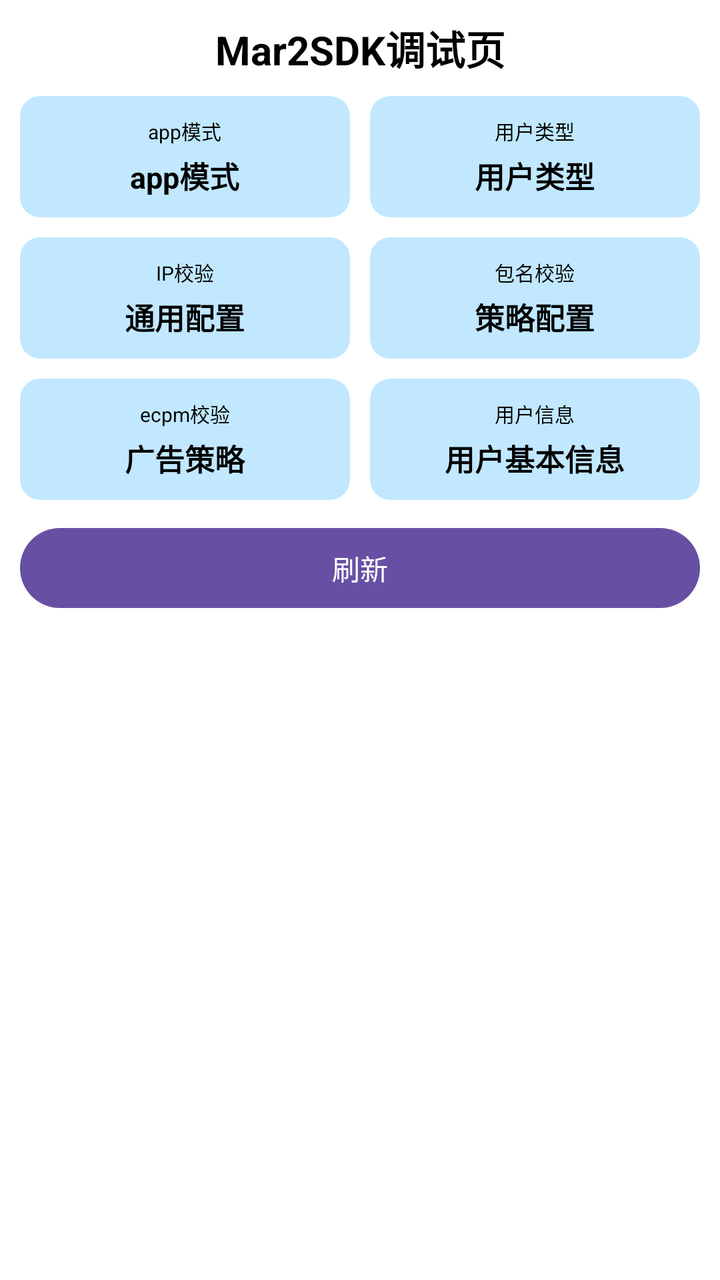
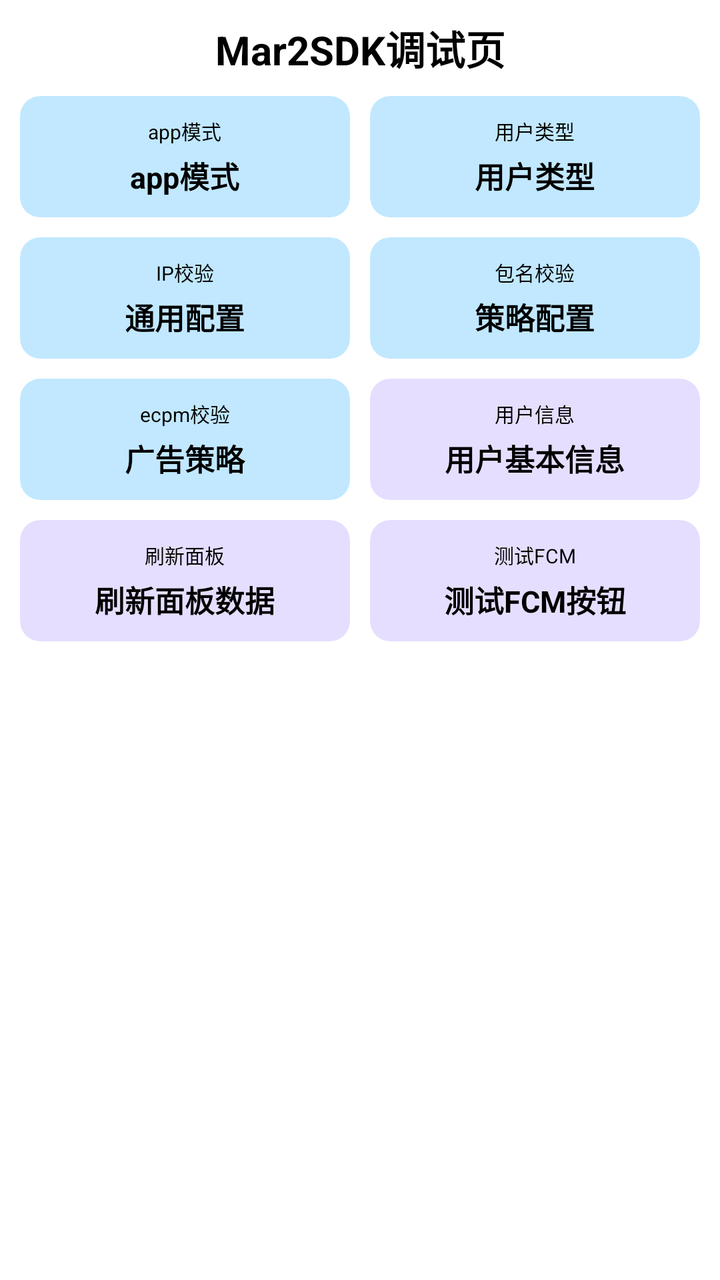

The first picture is an Android layout as it rendered before a commit; the second is the same layout after the commit. The layout source and the unified diff follow.
<!-- AndroidManifest.xml: another module's application theme Theme.Mar2SDK -->
<!-- res/layout/activity_debug.xml -->
<?xml version="1.0" encoding="utf-8"?>
<LinearLayout
    xmlns:android="http://schemas.android.com/apk/res/android"
    xmlns:app="http://schemas.android.com/apk/res-auto"
    xmlns:tools="http://schemas.android.com/tools"
    android:id="@+id/main"
    android:orientation="vertical"
    android:background="@android:color/background_light"
    android:layout_width="match_parent"
    android:layout_height="match_parent"
    tools:context=".DebugActivity">

    <TextView
        android:text="Mar2SDK调试页"
        android:textSize="20sp"
        android:textStyle="bold"
        android:textColor="@android:color/black"
        android:gravity="center"
        android:layout_width="match_parent"
        android:layout_height="48dp"/>

    <LinearLayout
        android:orientation="horizontal"
        android:paddingHorizontal="10dp"
        android:layout_width="match_parent"
        android:layout_height="wrap_content">
        <androidx.cardview.widget.CardView
            app:cardCornerRadius="10dp"
            app:cardElevation="0dp"
            app:cardBackgroundColor="@android:color/system_accent1_100"
            android:layout_weight="1"
            android:layout_width="match_parent"
            android:layout_height="wrap_content">
            <LinearLayout
                android:padding="10dp"
                android:orientation="vertical"
                android:layout_width="match_parent"
                android:layout_height="match_parent">
                <TextView
                    android:text="app模式"

                    android:textColor="@android:color/black"
                    android:textSize="10sp"
                    android:gravity="center"
                    android:layout_width="match_parent"
                    android:layout_height="wrap_content"/>
                <TextView
                    android:id="@+id/app_mod"
                    android:layout_marginTop="4dp"
                    android:text="app模式"
                    android:textStyle="bold"
                    android:textColor="@android:color/black"
                    android:textSize="15sp"
                    android:gravity="center"
                    android:layout_width="match_parent"
                    android:layout_height="wrap_content"/>
            </LinearLayout>
        </androidx.cardview.widget.CardView>

        <View
            android:layout_width="10dp"
            android:layout_height="0dp"/>

        <androidx.cardview.widget.CardView
            app:cardCornerRadius="10dp"
            app:cardElevation="0dp"
            app:cardBackgroundColor="@android:color/system_accent1_100"
            android:layout_weight="1"
            android:layout_width="match_parent"
            android:layout_height="wrap_content">
            <LinearLayout
                android:padding="10dp"
                android:orientation="vertical"
                android:layout_width="match_parent"
                android:layout_height="match_parent">
                <TextView
                    android:text="用户类型"
                    android:textColor="@android:color/black"
                    android:textSize="10sp"
                    android:gravity="center"
                    android:layout_width="match_parent"
                    android:layout_height="wrap_content"/>
                <TextView
                    android:id="@+id/user_type"
                    android:layout_marginTop="4dp"
                    android:text="用户类型"
                    android:textStyle="bold"
                    android:textColor="@android:color/black"
                    android:textSize="15sp"
                    android:gravity="center"
                    android:layout_width="match_parent"
                    android:layout_height="wrap_content"/>
            </LinearLayout>
        </androidx.cardview.widget.CardView>
    </LinearLayout>

    <LinearLayout
        android:orientation="horizontal"
        android:layout_marginTop="10dp"
        android:paddingHorizontal="10dp"
        android:layout_width="match_parent"
        android:layout_height="wrap_content">
        <androidx.cardview.widget.CardView
            app:cardCornerRadius="10dp"
            app:cardElevation="0dp"
            app:cardBackgroundColor="@android:color/system_accent1_100"
            android:layout_weight="1"
            android:layout_width="match_parent"
            android:layout_height="wrap_content">
            <LinearLayout
                android:padding="10dp"
                android:orientation="vertical"
                android:layout_width="match_parent"
                android:layout_height="match_parent">
                <TextView
                    android:text="IP校验"
                    android:textColor="@android:color/black"
                    android:textSize="10sp"
                    android:gravity="center"
                    android:layout_width="match_parent"
                    android:layout_height="wrap_content"/>
                <TextView
                    android:id="@+id/risk_ip"
                    android:layout_marginTop="4dp"
                    android:text="通用配置"
                    android:textStyle="bold"
                    android:textColor="@android:color/black"
                    android:textSize="15sp"
                    android:gravity="center"
                    android:layout_width="match_parent"
                    android:layout_height="wrap_content"/>
            </LinearLayout>
        </androidx.cardview.widget.CardView>

        <View
            android:layout_width="10dp"
            android:layout_height="0dp"/>

        <androidx.cardview.widget.CardView
            app:cardCornerRadius="10dp"
            app:cardElevation="0dp"
            app:cardBackgroundColor="@android:color/system_accent1_100"
            android:layout_weight="1"
            android:layout_width="match_parent"
            android:layout_height="wrap_content">
            <LinearLayout
                android:padding="10dp"
                android:orientation="vertical"
                android:layout_width="match_parent"
                android:layout_height="match_parent">
                <TextView
                    android:text="包名校验"
                    android:textColor="@android:color/black"
                    android:textSize="10sp"
                    android:gravity="center"
                    android:layout_width="match_parent"
                    android:layout_height="wrap_content"/>
                <TextView
                    android:id="@+id/risk_package"
                    android:layout_marginTop="4dp"
                    android:text="策略配置"
                    android:textStyle="bold"
                    android:textColor="@android:color/black"
                    android:textSize="15sp"
                    android:gravity="center"
                    android:layout_width="match_parent"
                    android:layout_height="wrap_content"/>
            </LinearLayout>
        </androidx.cardview.widget.CardView>
    </LinearLayout>

    <LinearLayout
        android:orientation="horizontal"
        android:layout_marginTop="10dp"
        android:paddingHorizontal="10dp"
        android:layout_width="match_parent"
        android:layout_height="wrap_content">
        <androidx.cardview.widget.CardView
            app:cardCornerRadius="10dp"
            app:cardElevation="0dp"
            app:cardBackgroundColor="@android:color/system_accent1_100"
            android:layout_weight="1"
            android:layout_width="match_parent"
            android:layout_height="wrap_content">
            <LinearLayout
                android:padding="10dp"
                android:orientation="vertical"
                android:layout_width="match_parent"
                android:layout_height="match_parent">
                <TextView
                    android:text="ecpm校验"
                    android:textColor="@android:color/black"
                    android:textSize="10sp"
                    android:gravity="center"
                    android:layout_width="match_parent"
                    android:layout_height="wrap_content"/>
                <TextView
                    android:id="@+id/ecpm_type"
                    android:layout_marginTop="4dp"
                    android:text="广告策略"
                    android:textStyle="bold"
                    android:textColor="@android:color/black"
                    android:textSize="15sp"
                    android:gravity="center"
                    android:layout_width="match_parent"
                    android:layout_height="wrap_content"/>
            </LinearLayout>
        </androidx.cardview.widget.CardView>

        <View
            android:layout_width="10dp"
            android:layout_height="0dp"/>

        <androidx.cardview.widget.CardView
            android:id="@+id/user_info_card"
            app:cardCornerRadius="10dp"
            app:cardElevation="0dp"
            app:cardBackgroundColor="@android:color/system_accent1_100"
            android:layout_weight="1"
            android:layout_width="match_parent"
            android:layout_height="wrap_content">
            <LinearLayout
                android:padding="10dp"
                android:orientation="vertical"
                android:layout_width="match_parent"
                android:layout_height="match_parent">

                <TextView
                    android:layout_width="match_parent"
                    android:layout_height="wrap_content"
                    android:gravity="center"
                    android:text="用户信息"
                    android:textColor="@android:color/black"
                    android:textSize="10sp" />

                <TextView
                    android:layout_marginTop="4dp"
                    android:text="用户基本信息"
                    android:textStyle="bold"
                    android:textColor="@android:color/black"
                    android:textSize="15sp"
                    android:gravity="center"
                    android:layout_width="match_parent"
                    android:layout_height="wrap_content"/>
            </LinearLayout>
        </androidx.cardview.widget.CardView>
    </LinearLayout>

    <Button
        android:id="@+id/refresh_btn"
        android:text="刷新"
        android:layout_marginTop="10dp"
        android:layout_marginHorizontal="10dp"
        android:layout_width="match_parent"
        android:layout_height="wrap_content"/>

</LinearLayout>
<!-- resources referenced by this layout -->
<resources>
  <style name="Theme.Mar2SDK" parent="Base.Theme.Mar2SDK" />
  <style name="Base.Theme.Mar2SDK" parent="Theme.Material3.DayNight.NoActionBar">
          
          
      </style>
</resources>

<!-- the commit's change to res/layout/activity_debug.xml (unified diff, before → after) -->
@@ -215,7 +215,7 @@
             android:id="@+id/user_info_card"
             app:cardCornerRadius="10dp"
             app:cardElevation="0dp"
-            app:cardBackgroundColor="@android:color/system_accent1_100"
+            app:cardBackgroundColor="@android:color/system_accent3_100"
             android:layout_weight="1"
             android:layout_width="match_parent"
             android:layout_height="wrap_content">
@@ -246,12 +246,82 @@
         </androidx.cardview.widget.CardView>
     </LinearLayout>
 
-    <Button
-        android:id="@+id/refresh_btn"
-        android:text="刷新"
+    <LinearLayout
+        android:orientation="horizontal"
         android:layout_marginTop="10dp"
-        android:layout_marginHorizontal="10dp"
-        android:layout_width="match_parent"
-        android:layout_height="wrap_content"/>
+        android:paddingHorizontal="10dp"
+        android:layout_width="match_parent"
+        android:layout_height="wrap_content">
+        <androidx.cardview.widget.CardView
+            android:id="@+id/refresh_btn"
+            app:cardCornerRadius="10dp"
+            app:cardElevation="0dp"
+            app:cardBackgroundColor="@android:color/system_accent3_100"
+            android:layout_weight="1"
+            android:layout_width="match_parent"
+            android:layout_height="wrap_content">
+            <LinearLayout
+                android:padding="10dp"
+                android:orientation="vertical"
+                android:layout_width="match_parent"
+                android:layout_height="match_parent">
+                <TextView
+                    android:text="刷新面板"
+                    android:textColor="@android:color/black"
+                    android:textSize="10sp"
+                    android:gravity="center"
+                    android:layout_width="match_parent"
+                    android:layout_height="wrap_content"/>
+                <TextView
+                    android:layout_marginTop="4dp"
+                    android:text="刷新面板数据"
+                    android:textStyle="bold"
+                    android:textColor="@android:color/black"
+                    android:textSize="15sp"
+                    android:gravity="center"
+                    android:layout_width="match_parent"
+                    android:layout_height="wrap_content"/>
+            </LinearLayout>
+        </androidx.cardview.widget.CardView>
+
+        <View
+            android:layout_width="10dp"
+            android:layout_height="0dp"/>
+
+        <androidx.cardview.widget.CardView
+            android:id="@+id/send_test_fcm"
+            app:cardCornerRadius="10dp"
+            app:cardElevation="0dp"
+            app:cardBackgroundColor="@android:color/system_accent3_100"
+            android:layout_weight="1"
+            android:layout_width="match_parent"
+            android:layout_height="wrap_content">
+            <LinearLayout
+                android:padding="10dp"
+                android:orientation="vertical"
+                android:layout_width="match_parent"
+                android:layout_height="match_parent">
+
+                <TextView
+                    android:layout_width="match_parent"
+                    android:layout_height="wrap_content"
+                    android:gravity="center"
+                    android:text="测试FCM"
+                    android:textColor="@android:color/black"
+                    android:textSize="10sp" />
+
+                <TextView
+                    android:layout_marginTop="4dp"
+                    android:text="测试FCM按钮"
+                    android:textStyle="bold"
+                    android:textColor="@android:color/black"
+                    android:textSize="15sp"
+                    android:gravity="center"
+                    android:layout_width="match_parent"
+                    android:layout_height="wrap_content"/>
+            </LinearLayout>
+        </androidx.cardview.widget.CardView>
+    </LinearLayout>
+
 
 </LinearLayout>
